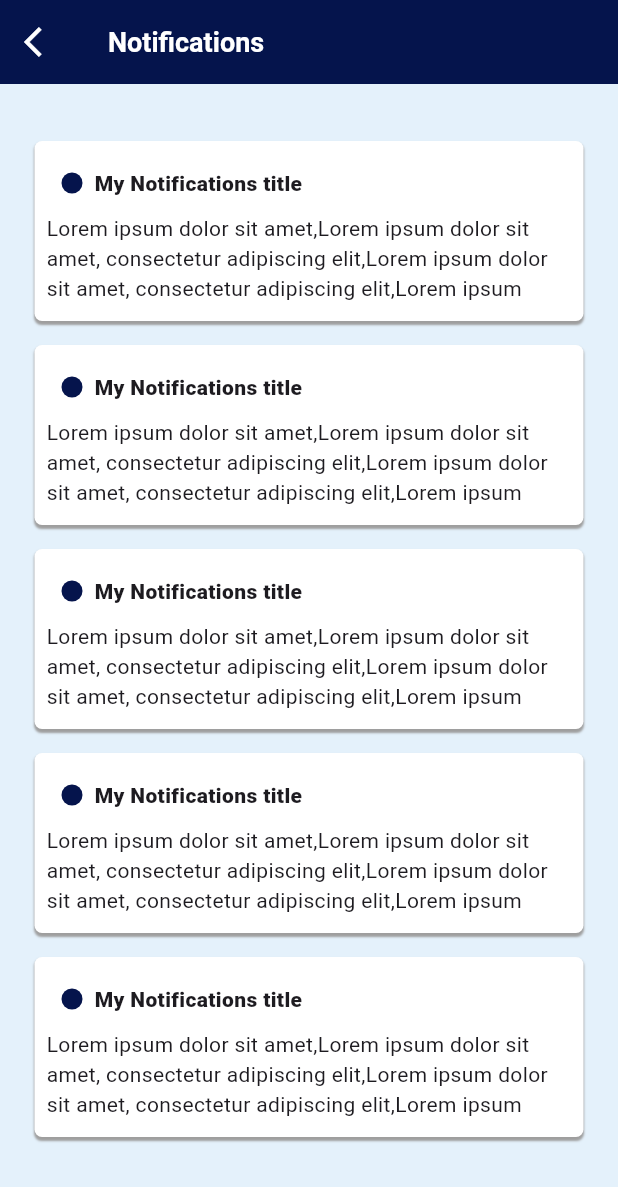
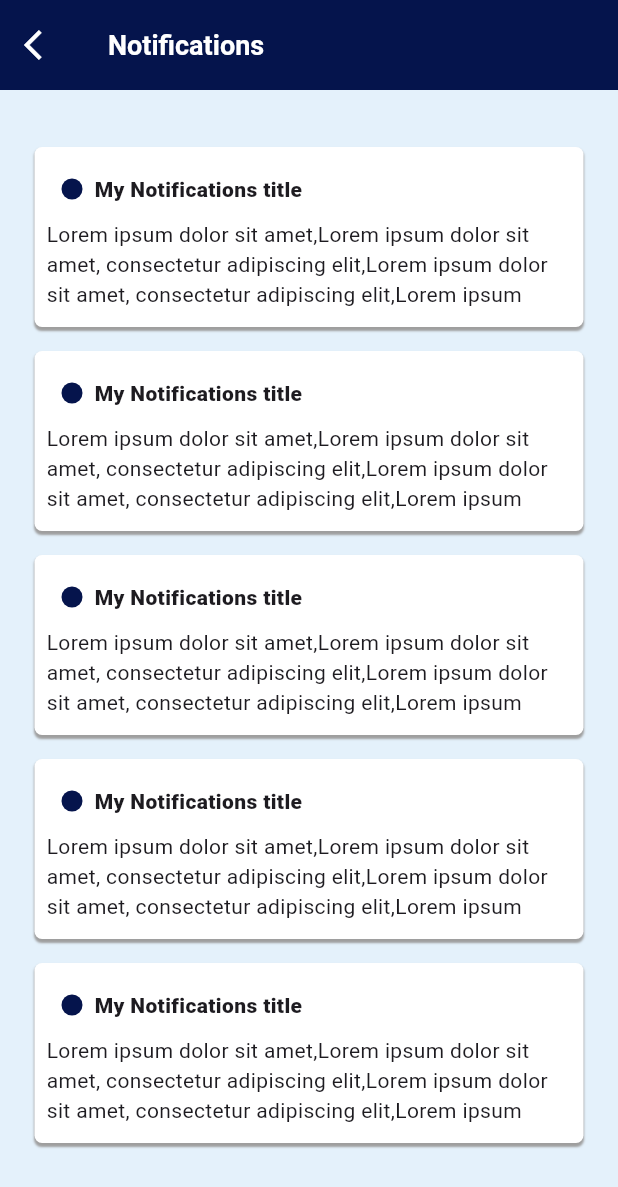
Before and after one commit to AthiraaAthi/project_way, a Flutter app: the NotificationScreen screen opened directly, on a phone screen of 412 x 824 dp. Shown: the top 1187 px of the screen. Run offline on Flutter 3.47's test engine with Material 3 defaults, Android fonts, the phone set to English and light mode, and no system bars; our stand-ins replace carousel_slider, fl_chart, flutter_toggle_tab, pinput, table_calendar, video_player.

Commit message:
starting responsive notification screen

```diff
--- a/lib/view/notifications_screen/notifications_screen.dart
+++ b/lib/view/notifications_screen/notifications_screen.dart
@@ -10,6 +10,7 @@ class NotificationScreen extends StatelessWidget {
       child: Scaffold(
         backgroundColor: ColorConstant.bgBlue,
         appBar: AppBar(
+          toolbarHeight: MediaQuery.of(context).size.width < 600 ? 60 : 80,
           backgroundColor: ColorConstant.defIndigo,
           leading: IconButton(
             onPressed: () {
```
